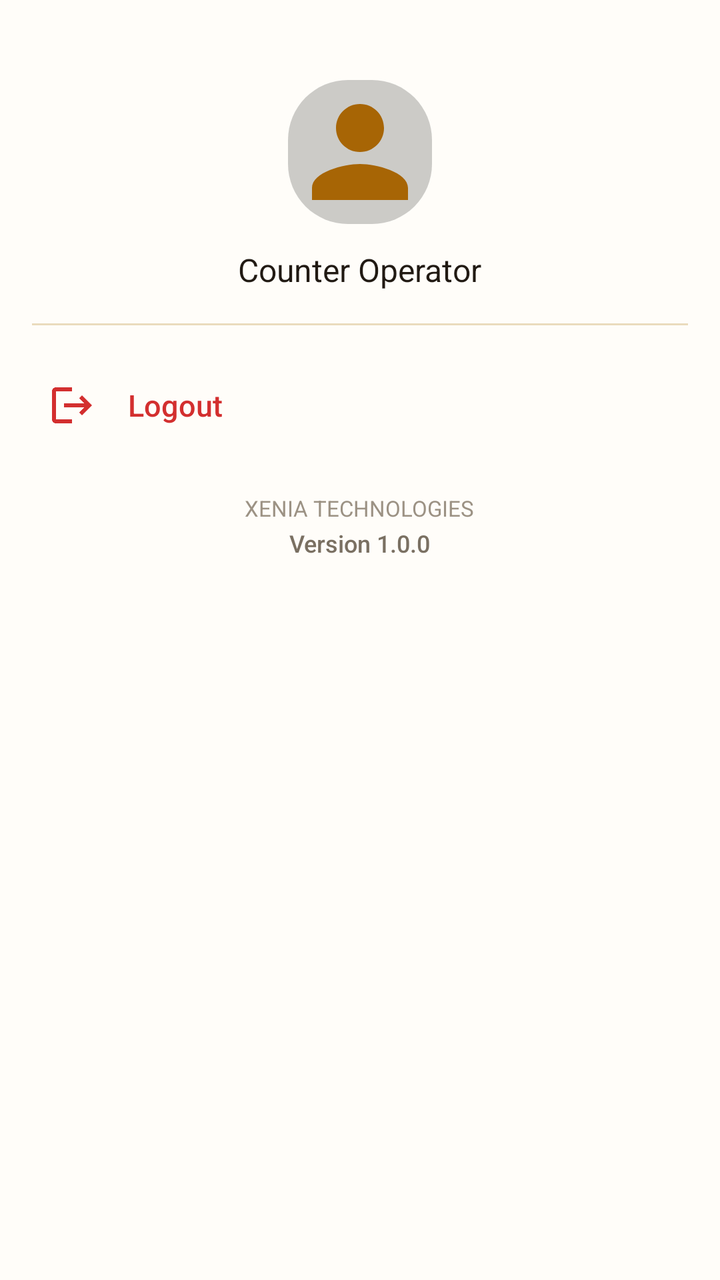
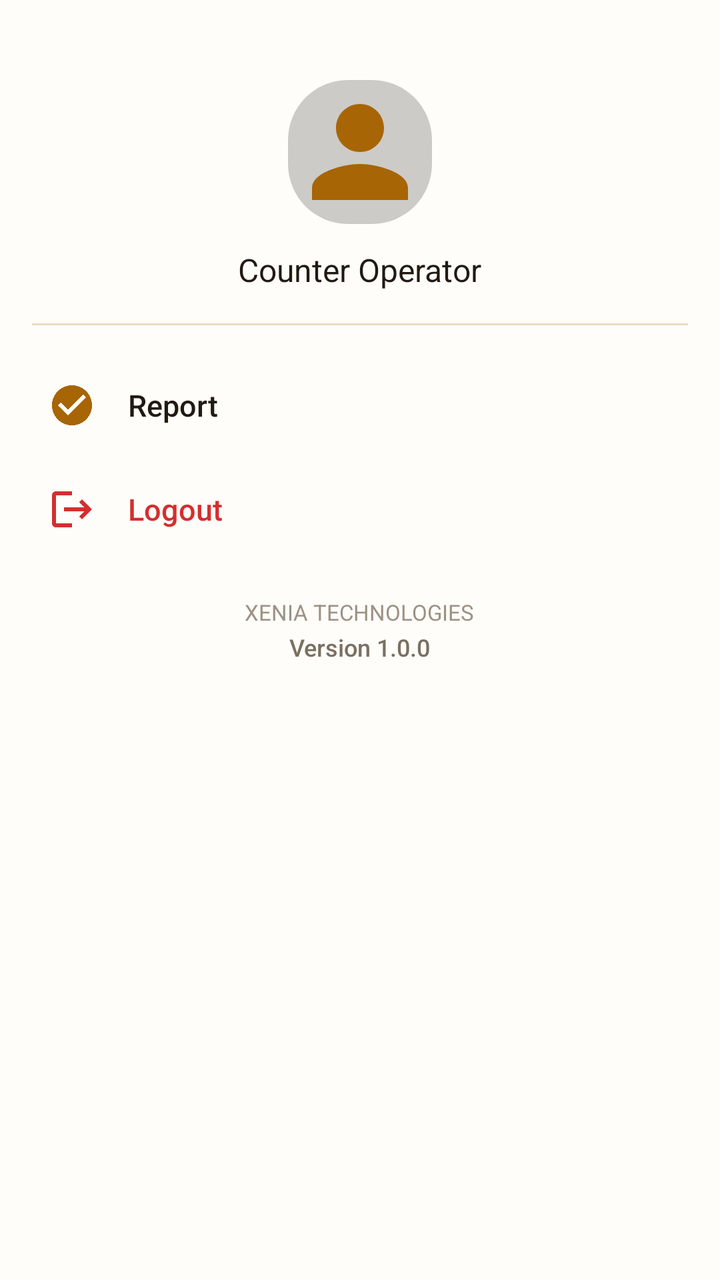

Two renders of the same Android screen: before a commit and after it. Below are the layout's source before the change and the commit's diff.
<!-- AndroidManifest.xml: application theme Theme.XeniaOneTempleApp -->
<!-- res/layout/nav_drawer_content.xml -->
<?xml version="1.0" encoding="utf-8"?>
<LinearLayout xmlns:android="http://schemas.android.com/apk/res/android"
    xmlns:app="http://schemas.android.com/apk/res-auto"
    android:layout_width="280dp"
    android:layout_height="match_parent"
    android:layout_gravity="start"
    android:background="@color/temple_card_bg"
    android:orientation="vertical"
    android:padding="16dp">

    
    <LinearLayout
        android:layout_width="match_parent"
        android:layout_height="wrap_content"
        android:layout_marginTop="24dp"
        android:gravity="center_horizontal"
        android:orientation="vertical"
        android:paddingBottom="16dp">

        <ImageView
            android:id="@+id/ivDrawerProfile"
            android:layout_width="72dp"
            android:layout_height="72dp"
            android:background="@drawable/bg_pill_operator"
            android:contentDescription="Profile Image"
            android:scaleType="centerCrop"
            android:src="@drawable/ic_person" />

        <TextView
            android:id="@+id/tvDrawerEmployeeName"
            android:layout_width="wrap_content"
            android:layout_height="wrap_content"
            android:layout_marginTop="12dp"
            android:fontFamily="sans-serif-bold"
            android:text="Counter Operator"
            android:textColor="@color/text_dark"
            android:textSize="16sp" />

        <TextView
            android:id="@+id/tvDrawerDesignation"
            android:layout_width="wrap_content"
            android:layout_height="wrap_content"
            android:layout_marginTop="2dp"
            android:fontFamily="sans-serif"
            android:text="Operations Manager"
            android:visibility="gone"
            android:textColor="@color/text_muted"
            android:textSize="13sp" />
    </LinearLayout>

    <View
        android:layout_width="match_parent"
        android:layout_height="1dp"
        android:layout_marginBottom="12dp"
        android:background="@color/table_divider" />

    
    <LinearLayout
        android:id="@+id/menuTerminalInfo"
        android:layout_width="match_parent"
        android:layout_height="wrap_content"
        android:background="?attr/selectableItemBackground"
        android:clickable="true"
        android:focusable="true"
        android:visibility="gone"
        android:gravity="center_vertical"
        android:orientation="horizontal"
        android:paddingHorizontal="8dp"
        android:paddingVertical="12dp">

        <ImageView
            android:layout_width="24dp"
            android:layout_height="24dp"
            android:src="@drawable/ic_pinelabs_pos"
            app:tint="@color/temple_gold_primary" />

        <TextView
            android:layout_width="wrap_content"
            android:layout_height="wrap_content"
            android:layout_marginStart="16dp"
            android:fontFamily="sans-serif-medium"
            android:text="Terminal Info"
            android:textColor="@color/text_dark"
            android:textSize="15sp" />
    </LinearLayout>

    
    <LinearLayout
        android:id="@+id/menuLogout"
        android:layout_width="match_parent"
        android:layout_height="wrap_content"
        android:layout_marginTop="4dp"
        android:background="?attr/selectableItemBackground"
        android:clickable="true"
        android:focusable="true"
        android:gravity="center_vertical"
        android:orientation="horizontal"
        android:paddingHorizontal="8dp"
        android:paddingVertical="12dp">

        <ImageView
            android:layout_width="24dp"
            android:layout_height="24dp"
            android:src="@drawable/ic_logout"
            app:tint="@color/delete_red" />

        <TextView
            android:layout_width="wrap_content"
            android:layout_height="wrap_content"
            android:layout_marginStart="16dp"
            android:fontFamily="sans-serif-medium"
            android:text="Logout"
            android:textColor="@color/delete_red"
            android:textSize="15sp" />
    </LinearLayout>

    


    
    <LinearLayout
        android:layout_width="match_parent"
        android:layout_height="wrap_content"
        android:gravity="center"
        android:layout_marginTop="20dp"
        android:orientation="vertical"
        android:paddingBottom="16dp">

        <TextView
            android:layout_width="wrap_content"
            android:layout_height="wrap_content"
            android:fontFamily="sans-serif"
            android:text="@string/company_name"
            android:textColor="@color/text_subtle"
            android:textSize="11sp" />

        <TextView
            android:id="@+id/tvAppVersion"
            android:layout_width="wrap_content"
            android:layout_height="wrap_content"
            android:layout_marginTop="2dp"
            android:fontFamily="sans-serif-medium"
            android:text="Version 1.0.0"
            android:textColor="@color/text_muted"
            android:textSize="12sp" />
    </LinearLayout>

</LinearLayout>
<!-- resources referenced by this layout -->
<resources>
  <color name="delete_red">#D32F2F</color>
  <color name="table_divider">#EADBBD</color>
  <color name="temple_card_bg">#FFFDF9</color>
  <color name="temple_gold_primary">#A76505</color>
  <color name="text_dark">#211A13</color>
  <color name="text_muted">#7A7062</color>
  <color name="text_subtle">#9C9284</color>
  <!-- drawable bg_pill_operator (drawable) -->
  <?xml version="1.0" encoding="utf-8"?>
  <shape xmlns:android="http://schemas.android.com/apk/res/android"
      android:shape="rectangle">
      <solid android:color="#33000000" />
      <corners android:radius="30dp" />
  </shape>
  <!-- drawable ic_logout (drawable) -->
  <vector xmlns:android="http://schemas.android.com/apk/res/android"
      android:width="24dp"
      android:height="24dp"
      android:viewportWidth="24"
      android:viewportHeight="24">
    <path
        android:fillColor="#795548"
        android:pathData="M17,7l-1.41,1.41L18.17,11H8v2h10.17l-2.58,2.58L17,17l5,-5zM4,5h8V3H4c-1.1,0 -2,0.9 -2,2v14c0,1.1 0.9,2 2,2h8v-2H4V5z"/>
  </vector>
  <!-- drawable ic_person (drawable) -->
  <vector xmlns:android="http://schemas.android.com/apk/res/android"
      android:width="24dp"
      android:height="24dp"
      android:viewportWidth="24"
      android:viewportHeight="24">
    <path
        android:fillColor="#A76505"
        android:pathData="M12,12c2.21,0 4,-1.79 4,-4s-1.79,-4 -4,-4 -4,1.79 -4,4 1.79,4 4,4zM12,14c-2.67,0 -8,1.34 -8,4v2h16v-2c0,-2.66 -5.33,-4 -8,-4z"/>
  </vector>
  <!-- drawable ic_pinelabs_pos (drawable) -->
  <vector xmlns:android="http://schemas.android.com/apk/res/android"
      android:width="24dp"
      android:height="24dp"
      android:viewportWidth="24"
      android:viewportHeight="24">
      <path
          android:fillColor="#A76505"
          android:pathData="M17,2H7C5.9,2 5,2.9 5,4v16c0,1.1 0.9,2 2,2h10c1.1,0 2,-0.9 2,-2V4C19,2.9 18.1,2 17,2zM17,7H7V4h10V7zM8,11h2v2H8V11zM11,11h2v2h-2V11zM14,11h2v2h-2V11zM8,14h2v2H8V14zM11,14h2v2h-2V14zM14,14h2v2h-2V14zM8,17h2v2H8V17zM11,17h5v2h-5V17z"/>
  </vector>
  <string name="company_name">XENIA TECHNOLOGIES</string>
  <style name="Theme.XeniaOneTempleApp" parent="Base.Theme.XeniaOneTempleApp" />
  <style name="Base.Theme.XeniaOneTempleApp" parent="Theme.Material3.Light.NoActionBar">
          <item name="colorPrimary">@color/temple_gold_primary</item>
          <item name="colorPrimaryDark">@color/temple_gold_dark</item>
          <item name="colorSecondary">@color/pay_button_orange</item>
          <item name="android:statusBarColor">@color/temple_gold_primary</item>
          <item name="android:windowLightStatusBar">false</item>
          <item name="android:navigationBarColor">@color/billing_screen_bg</item>
          <item name="colorOnSurface">#8A8A8A</item>
      </style>
  <color name="temple_gold_dark">#7C4A02</color>
  <color name="pay_button_orange">#FE4A00</color>
  <color name="billing_screen_bg">#FAF1DA</color>
</resources>

<!-- the commit's change to res/layout/nav_drawer_content.xml (unified diff, before → after) -->
@@ -86,6 +86,36 @@
 
     
     <LinearLayout
+        android:id="@+id/menuReport"
+        android:layout_width="match_parent"
+        android:layout_height="wrap_content"
+        android:layout_marginTop="4dp"
+        android:background="?attr/selectableItemBackground"
+        android:clickable="true"
+        android:focusable="true"
+        android:gravity="center_vertical"
+        android:orientation="horizontal"
+        android:paddingHorizontal="8dp"
+        android:paddingVertical="12dp">
+
+        <ImageView
+            android:layout_width="24dp"
+            android:layout_height="24dp"
+            android:src="@drawable/ic_check_circle"
+            app:tint="@color/temple_gold_primary" />
+
+        <TextView
+            android:layout_width="wrap_content"
+            android:layout_height="wrap_content"
+            android:layout_marginStart="16dp"
+            android:fontFamily="sans-serif-medium"
+            android:text="Report"
+            android:textColor="@color/text_dark"
+            android:textSize="15sp" />
+    </LinearLayout>
+
+    
+    <LinearLayout
         android:id="@+id/menuLogout"
         android:layout_width="match_parent"
         android:layout_height="wrap_content"
<!-- resource entries referenced after the edit -->
@@ -14,6 +14,16 @@
       <solid android:color="#33000000" />
       <corners android:radius="30dp" />
   </shape>
+  <!-- drawable ic_check_circle (drawable) -->
+  <vector xmlns:android="http://schemas.android.com/apk/res/android"
+      android:width="24dp"
+      android:height="24dp"
+      android:viewportWidth="24"
+      android:viewportHeight="24">
+    <path
+        android:fillColor="#2E7D32"
+        android:pathData="M12,2C6.48,2 2,6.48 2,12s4.48,10 10,10 10,-4.48 10,-10S17.52,2 12,2zM10,17l-5,-5 1.41,-1.41L10,14.17l7.59,-7.59L19,8l-9,9z"/>
+  </vector>
   <!-- drawable ic_logout (drawable) -->
   <vector xmlns:android="http://schemas.android.com/apk/res/android"
       android:width="24dp"
